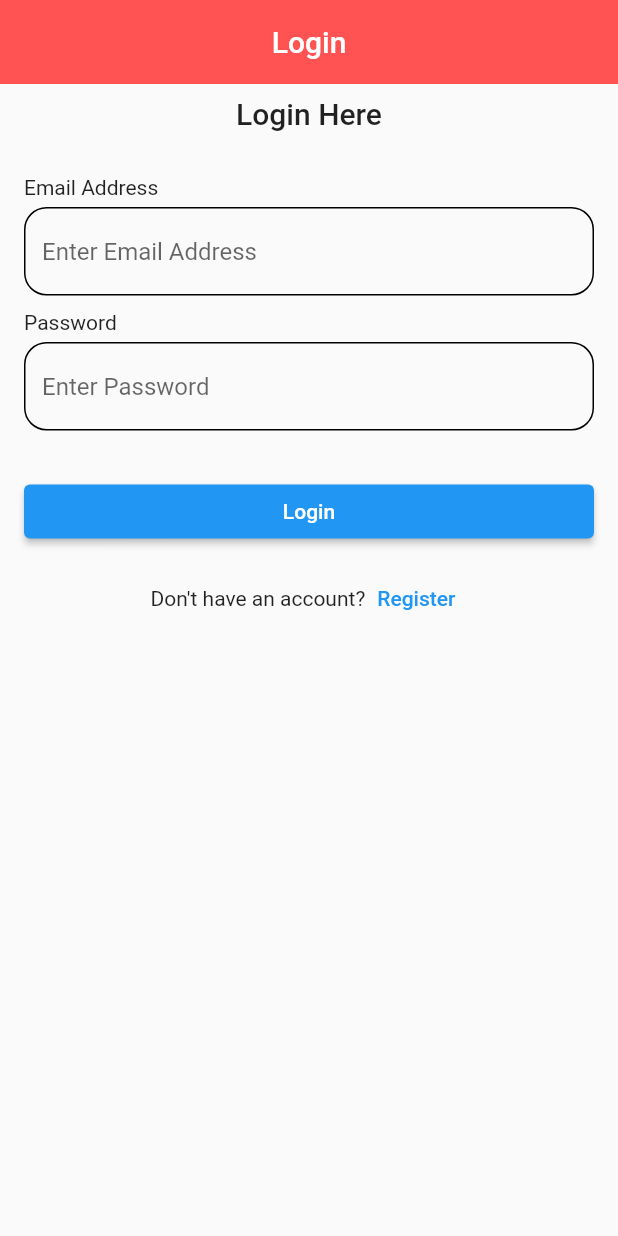
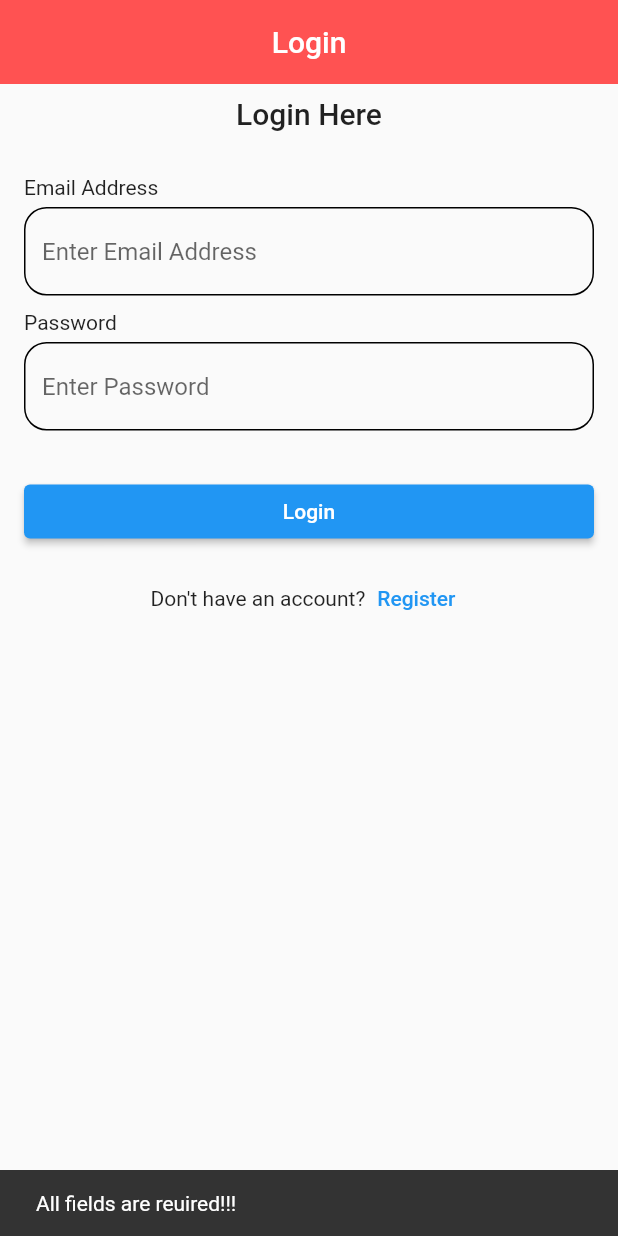
Before and after one commit to Manoj882/note_app, a Flutter app: the screen it shows after launch, after a tap on "Login", on a phone screen of 412 x 824 dp. Run offline on Flutter 3.47's test engine with Material 2 defaults, Android fonts, the phone set to English and light mode, and no system bars; our stand-ins replace firebase_auth, firebase_core; accounts and stored records are empty.

```diff
--- a/lib/main.dart
+++ b/lib/main.dart
@@ -1,8 +1,11 @@
+import 'package:firebase_core/firebase_core.dart';
 import 'package:flutter/material.dart';
-import 'package:note_app/screens/login_screen.dart';
-import 'package:note_app/screens/register_screen.dart';
+import 'package:note_app/screens/authentication/login_screen.dart';
+import 'package:note_app/screens/authentication/register_screen.dart';
 
-void main() {
+void main() async{
+  WidgetsFlutterBinding.ensureInitialized();
+  await Firebase.initializeApp();
   runApp(const MyApp());
 }
 
--- a/lib/screens/login_screen.dart
+++ b/lib/screens/authentication/login_screen.dart
@@ -1,6 +1,7 @@
 import 'package:flutter/material.dart';
 import 'package:note_app/constants/constant.dart';
-import 'package:note_app/screens/register_screen.dart';
+import 'package:note_app/screens/authentication/register_screen.dart';
+import 'package:note_app/services/auth_service.dart';
 import 'package:note_app/widgets/general_text_field.dart';
 
 class LoginScreen extends StatelessWidget {
@@ -66,8 +67,26 @@ class LoginScreen extends StatelessWidget {
               Container(
                 width: MediaQuery.of(context).size.width,
                 child: ElevatedButton(
-                  onPressed: () {},
-                  child: Text(
+                  onPressed: () async {
+                    if (emailController.text == '' ||
+                        passwordController.text == '') {
+                      ScaffoldMessenger.of(context).showSnackBar(
+                        SnackBar(
+                          content: Text(
+                            'All fields are reuired!!!',
+                          ),
+                        ),
+                      );
+                    }
+                    else {
+                      final result = await AuthService().login(emailController.text, passwordController.text);
+                      if(result != null){
+                        debugPrint('Successfully logged in');
+                        debugPrint(result.toString());
+                      }
+                    }
+                  },
+                  child: const Text(
                     'Login',
                   ),
                 ),
@@ -81,14 +100,14 @@ class LoginScreen extends StatelessWidget {
                   const Text('Don\'t have an account?'),
                   TextButton(
                     onPressed: () {
-                      Navigator.push(
+                      Navigator.pushReplacement(
                         context,
                         MaterialPageRoute(
                           builder: (_) => RegisterScreen(),
                         ),
                       );
                     },
-                    child: Text(
+                    child: const Text(
                       'Register',
                     ),
                   ),
```
Also changed, not shown: lib/screens/authentication/register_screen.dart (renamed from lib/screens/register_screen.dart, +32 -2 lines), lib/services/auth_service.dart (added, +23 -0 lines).
